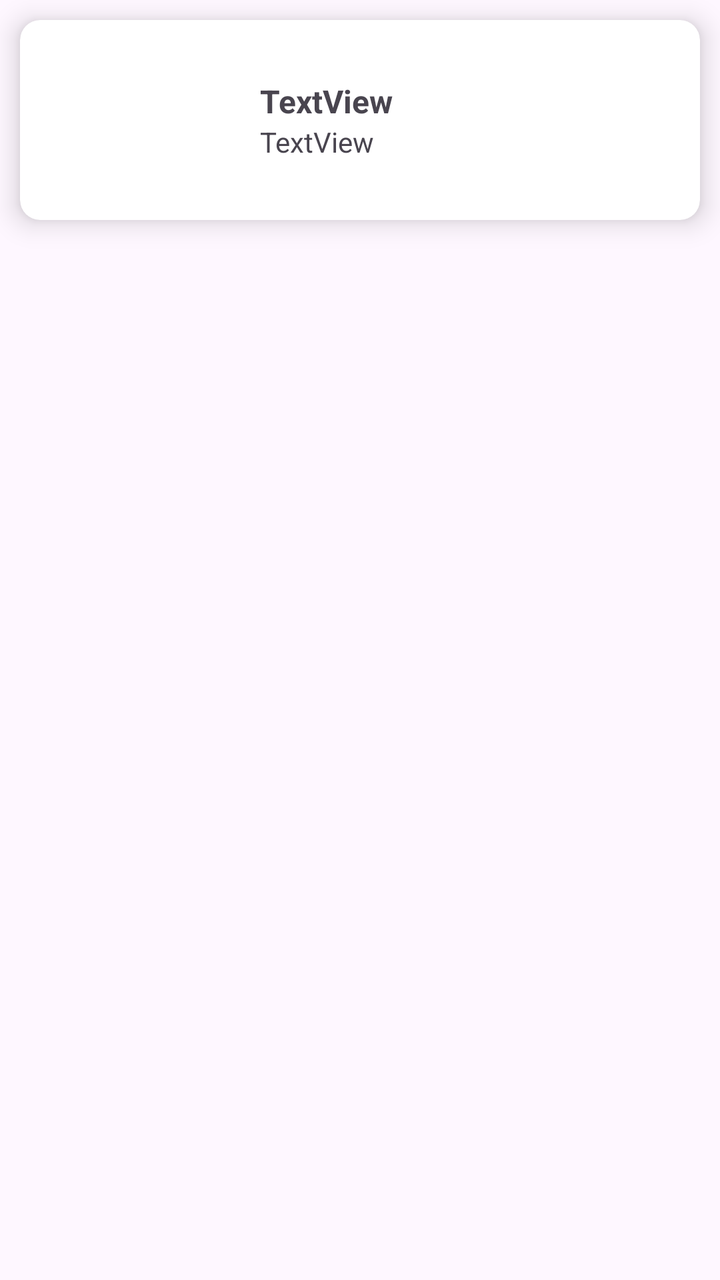
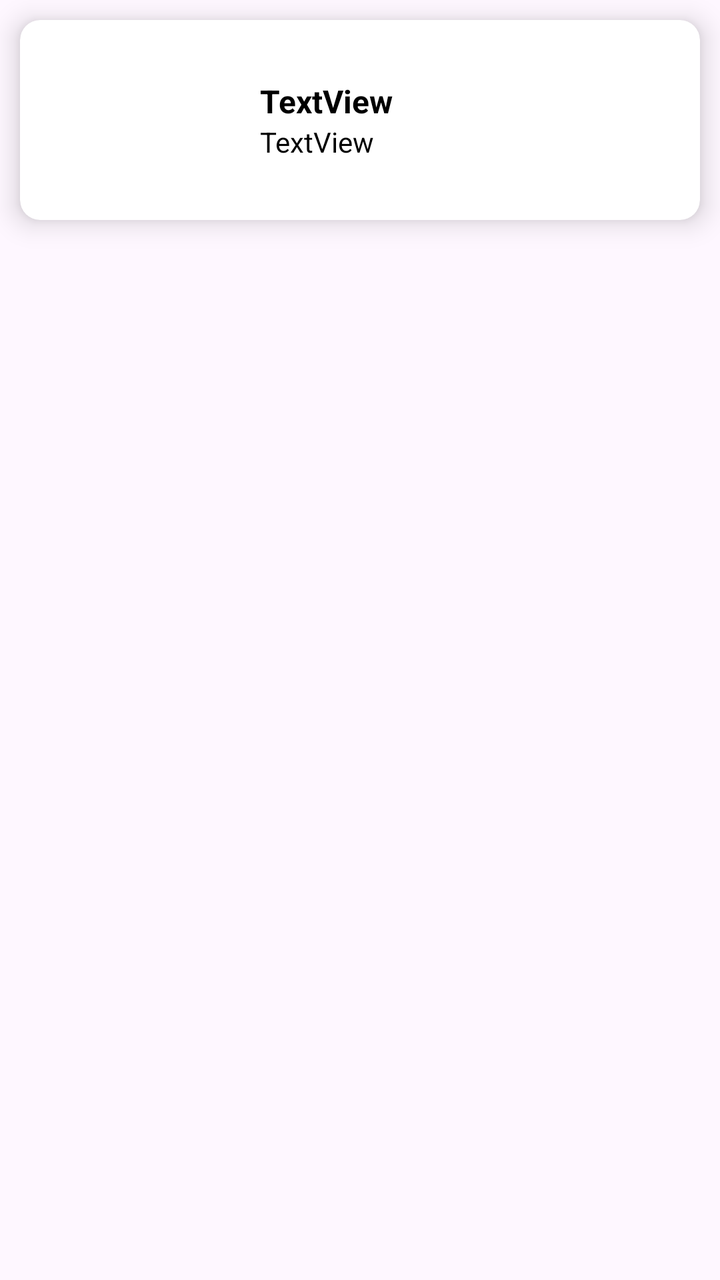

Compare the two renders of this Android layout. The source of the first and the diff that turns it into the second are given below.
<!-- AndroidManifest.xml: application theme Theme.GitCat_events -->
<!-- res/layout/image_list_item.xml -->
<?xml version="1.0" encoding="utf-8"?>
<LinearLayout xmlns:android="http://schemas.android.com/apk/res/android"
    xmlns:app="http://schemas.android.com/apk/res-auto"
    xmlns:tools="http://schemas.android.com/tools"
    android:layout_width="match_parent"
    android:layout_height="wrap_content"
    android:orientation="vertical">

    <androidx.cardview.widget.CardView
        android:layout_width="match_parent"
        android:layout_height="wrap_content"
        android:layout_margin="10dp"
        app:cardCornerRadius="10dp"
        app:cardElevation="8dp">

        <LinearLayout
            android:layout_width="match_parent"
            android:layout_height="match_parent"
            android:gravity="center_vertical"
            android:orientation="horizontal">

            <ImageView
                android:id="@+id/adminListImage"
                android:layout_width="100dp"
                android:layout_height="100dp"
                android:scaleType="centerCrop" />

            <LinearLayout
                android:id="@+id/linearLayout2"
                android:layout_width="wrap_content"
                android:layout_height="wrap_content"
                android:layout_marginLeft="20dp"
                android:orientation="vertical">

                <TextView
                    android:id="@+id/adminImageOrigin"
                    android:layout_width="wrap_content"
                    android:layout_height="wrap_content"
                    android:text="TextView"
                    android:textSize="16sp"
                    android:textStyle="bold" />

                <TextView
                    android:id="@+id/adminImageName"
                    android:layout_width="wrap_content"
                    android:layout_height="wrap_content"
                    android:text="TextView" />
            </LinearLayout>
        </LinearLayout>
    </androidx.cardview.widget.CardView>

</LinearLayout>
<!-- resources referenced by this layout -->
<resources>
  <style name="Theme.GitCat_events" parent="Base.Theme.GitCat_events" />
  <style name="Base.Theme.GitCat_events" parent="Theme.Material3.DayNight.NoActionBar">
          
          
      </style>
</resources>

<!-- the commit's change to res/layout/image_list_item.xml (unified diff, before → after) -->
@@ -10,6 +10,7 @@
         android:layout_width="match_parent"
         android:layout_height="wrap_content"
         android:layout_margin="10dp"
+        app:cardBackgroundColor="@color/text_color_light"
         app:cardCornerRadius="10dp"
         app:cardElevation="8dp">
 
@@ -37,6 +38,7 @@
                     android:layout_width="wrap_content"
                     android:layout_height="wrap_content"
                     android:text="TextView"
+                    android:textColor="@color/text_color_dark"
                     android:textSize="16sp"
                     android:textStyle="bold" />
 
@@ -44,7 +46,8 @@
                     android:id="@+id/adminImageName"
                     android:layout_width="wrap_content"
                     android:layout_height="wrap_content"
-                    android:text="TextView" />
+                    android:text="TextView"
+                    android:textColor="@color/text_color_dark" />
             </LinearLayout>
         </LinearLayout>
     </androidx.cardview.widget.CardView>
<!-- resource entries referenced after the edit -->
@@ -1,5 +1,7 @@
 <!-- resources referenced by this layout -->
 <resources>
+  <color name="text_color_dark">#000000</color>
+  <color name="text_color_light">#ffffff</color>
   <style name="Theme.GitCat_events" parent="Base.Theme.GitCat_events" />
   <style name="Base.Theme.GitCat_events" parent="Theme.Material3.DayNight.NoActionBar">
           
